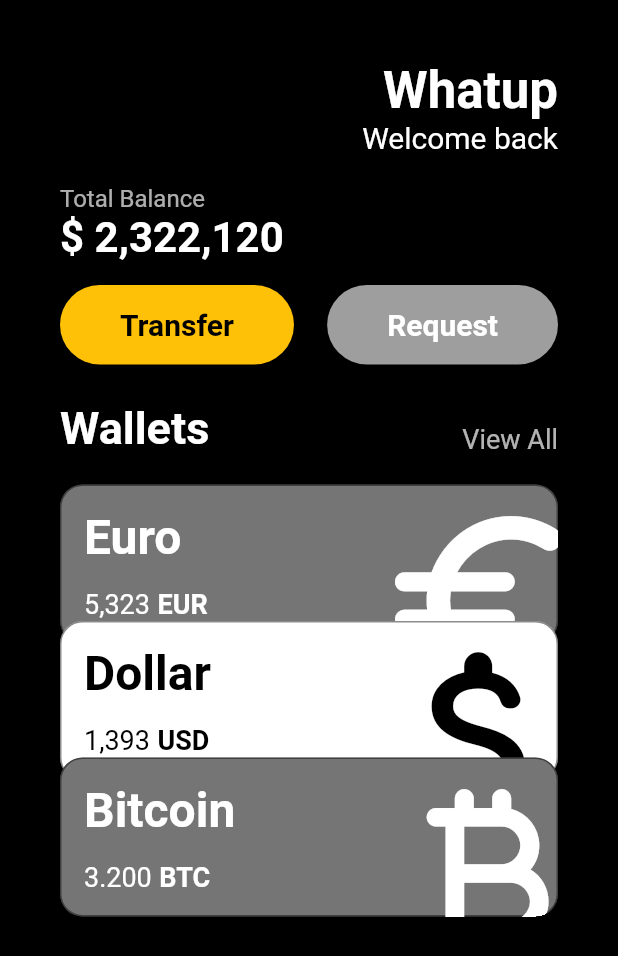
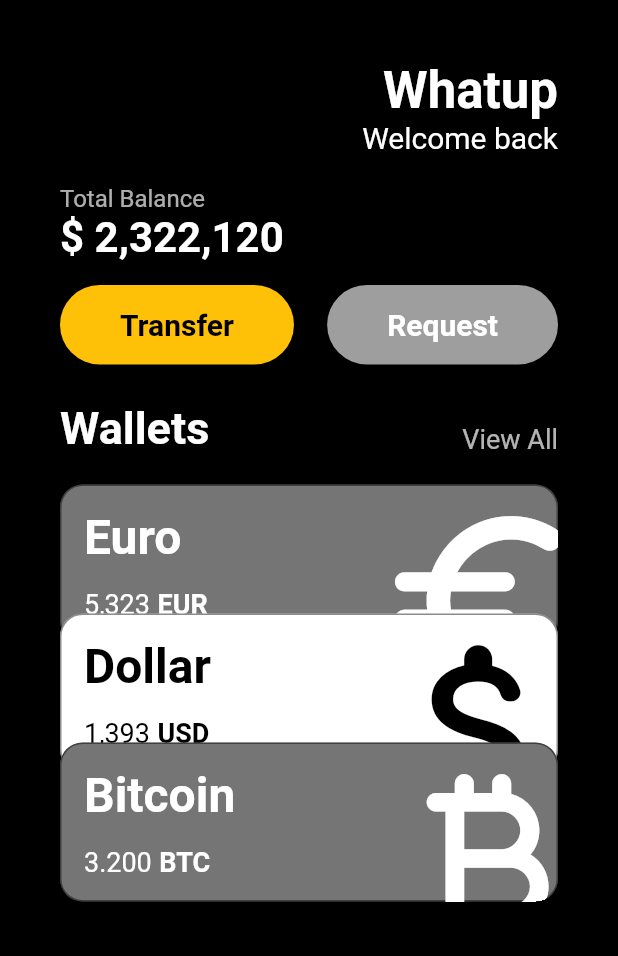
Before and after one commit to slee333/flutter_prac, a Flutter app: the screen it shows after launch, on a phone screen of 412 x 824 dp. Shown: the top 956 px of the screen. Run offline on Flutter 3.47's test engine with Material 2 defaults, Android fonts, the phone set to English and light mode, and no system bars.

Commit message:
minor changes

```diff
--- a/lib/main.dart
+++ b/lib/main.dart
@@ -12,19 +12,19 @@ class App extends StatelessWidget {
   @override
   Widget build(BuildContext context) {
     // TODO: implement build
-    return MaterialApp(
+    return const MaterialApp(
       home: Scaffold(
         backgroundColor: Colors.black,
         body: SingleChildScrollView(
           child: Padding(
-            padding: const EdgeInsets.symmetric(horizontal: 40),
+            padding: EdgeInsets.symmetric(horizontal: 40),
             child: Column(
               crossAxisAlignment: CrossAxisAlignment.start,
               children: [
-                const SizedBox(
+                SizedBox(
                   height: 40,
                 ),
-                const Row(
+                Row(
                   mainAxisAlignment: MainAxisAlignment.end,
                   children: [
                     Column(
@@ -48,27 +48,27 @@ class App extends StatelessWidget {
                     )
                   ],
                 ),
-                const SizedBox(
+                SizedBox(
                   height: 20,
                 ),
-                const Text(
+                Text(
                   "Total Balance",
                   style: TextStyle(
                     color: Color.fromARGB(174, 255, 255, 255),
                     fontSize: 16,
                   ),
                 ),
-                const Text(
+                Text(
                   "\$ 2,322,120",
                   style: TextStyle(
                       color: Colors.white,
                       fontSize: 28,
                       fontWeight: FontWeight.bold),
                 ),
-                const SizedBox(
+                SizedBox(
                   height: 15,
                 ),
-                const Row(
+                Row(
                   mainAxisAlignment: MainAxisAlignment.spaceBetween,
                   children: [
                     Button(
@@ -83,10 +83,10 @@ class App extends StatelessWidget {
                     ),
                   ],
                 ),
-                const SizedBox(
+                SizedBox(
                   height: 25,
                 ),
-                const Row(
+                Row(
                   mainAxisAlignment: MainAxisAlignment.spaceBetween,
                   crossAxisAlignment: CrossAxisAlignment.end,
                   children: [
@@ -107,34 +107,31 @@ class App extends StatelessWidget {
                     ),
                   ],
                 ),
-                const SizedBox(
+                SizedBox(
                   height: 20,
                 ),
-                const CurrencyCard(
+                CurrencyCard(
                   currencyName: "Euro",
                   currencyAcronym: "EUR",
                   amount: "5,323",
                   currencyIcon: Icons.euro_rounded,
+                  order: 0,
                 ),
-                Transform.translate(
-                  offset: const Offset(0, -15),
-                  child: const CurrencyCard(
+                CurrencyCard(
                   currencyName: "Dollar",
                   currencyAcronym: "USD",
                   amount: "1,393",
                   currencyIcon: Icons.attach_money_rounded,
                   isDark: false,
+                  order: -2,
                 ),
-                ),
-                Transform.translate(
-                  offset: const Offset(0, -30),
-                  child: const CurrencyCard(
+                CurrencyCard(
                   currencyName: "Bitcoin",
                   currencyAcronym: "BTC",
                   amount: "3.200",
                   currencyIcon: Icons.currency_bitcoin_rounded,
                   isDark: true,
-                  ),
+                  order: -4,
                 )
               ],
             ),
--- a/lib/widgets/card.dart
+++ b/lib/widgets/card.dart
@@ -4,6 +4,7 @@ class CurrencyCard extends StatelessWidget {
   final String currencyName, currencyAcronym, amount;
   final IconData currencyIcon;
   final bool isDark;
+  final double order;
 
   const CurrencyCard({
     super.key,
@@ -11,12 +12,15 @@ class CurrencyCard extends StatelessWidget {
     required this.currencyAcronym,
     required this.amount,
     required this.currencyIcon,
+    this.order = 0,
     this.isDark = true,
   });
 
   @override
   Widget build(BuildContext context) {
-    return Container(
+    return Transform.translate(
+      offset: Offset(0, order * 10),
+      child: Container(
         clipBehavior: Clip.hardEdge,
         decoration: BoxDecoration(
             color: isDark ? Colors.grey.shade600 : Colors.white,
@@ -81,6 +85,7 @@ class CurrencyCard extends StatelessWidget {
             ),
           ],
         ),
+      ),
     );
   }
 }
```
Lines whose indentation alone changed are shown as unchanged.
